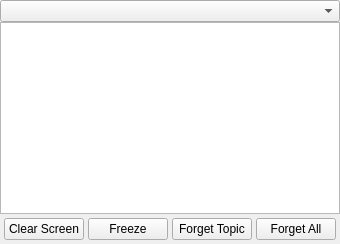
This is alethzero/plugins/whisper/WhisperPeers.ui in ethereum/alethzero as Qt 5 draws it before an edit. The edited form follows.
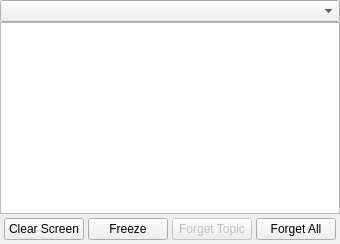
This is the edited form.

Commit message: a minor update: style, etc

Patch:
```diff
--- a/alethzero/plugins/whisper/WhisperPeers.ui
+++ b/alethzero/plugins/whisper/WhisperPeers.ui
@@ -69,6 +69,9 @@
               <property name="text">
                 <string>Forget Topic</string>
               </property>
+              <property name="enabled">
+                <bool>false</bool>
+              </property>
             </widget>
           </item>
           <item>
```
Left out of the diff: 9 changed lines with no effect on the pictures. Lines whose indentation alone changed are shown as unchanged. The commit also changes 2 other files.
